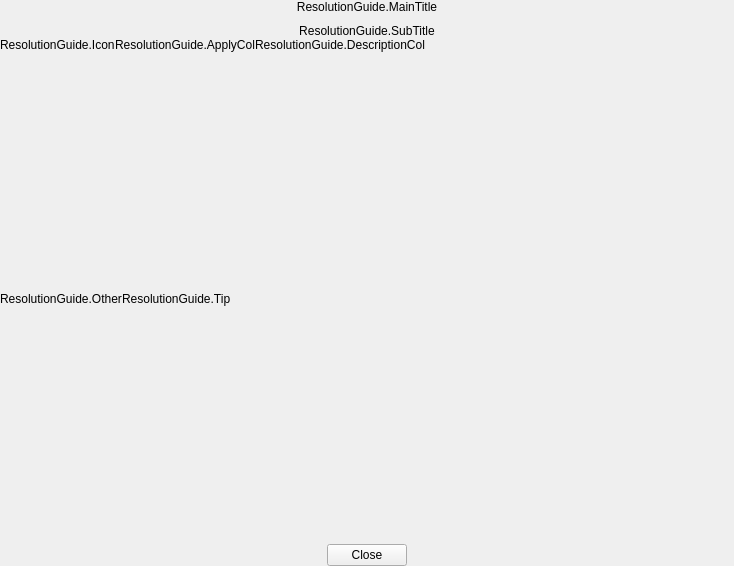
naver/prism-live-studio, file src/prism-live-studio/PRISMLiveStudio/prism-ui/ResolutionTips/ResolutionGuidePage.ui: the form before one commit.
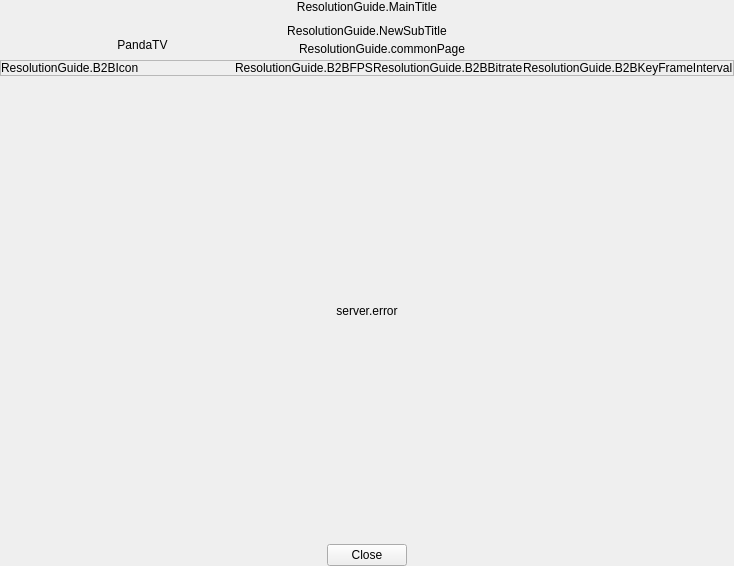
The form after the commit.

Patch:
```diff
--- a/src/prism-live-studio/PRISMLiveStudio/prism-ui/ResolutionTips/ResolutionGuidePage.ui
+++ b/src/prism-live-studio/PRISMLiveStudio/prism-ui/ResolutionTips/ResolutionGuidePage.ui
@@ -47,7 +47,7 @@
      <item>
       <widget class="QLabel" name="SubtitleLabel">
        <property name="text">
-        <string>ResolutionGuide.SubTitle</string>
+        <string>ResolutionGuide.NewSubTitle</string>
        </property>
        <property name="alignment">
         <set>Qt::AlignCenter</set>
@@ -56,6 +56,171 @@
      </item>
     </layout>
    </item>
+   <item>
+    <widget class="QFrame" name="TabFrame">
+     <property name="frameShape">
+      <enum>QFrame::NoFrame</enum>
+     </property>
+     <property name="frameShadow">
+      <enum>QFrame::Raised</enum>
+     </property>
+     <layout class="QHBoxLayout" name="horizontalLayout_5">
+      <property name="spacing">
+       <number>0</number>
+      </property>
+      <property name="leftMargin">
+       <number>30</number>
+      </property>
+      <property name="topMargin">
+       <number>0</number>
+      </property>
+      <property name="rightMargin">
+       <number>0</number>
+      </property>
+      <property name="bottomMargin">
+       <number>0</number>
+      </property>
+      <item>
+       <widget class="QPushButton" name="B2BTab">
+        <property name="minimumSize">
+         <size>
+          <width>0</width>
+          <height>0</height>
+         </size>
+        </property>
+        <property name="text">
+         <string/>
+        </property>
+        <property name="checkable">
+         <bool>true</bool>
+        </property>
+        <property name="autoExclusive">
+         <bool>true</bool>
+        </property>
+        <property name="flat">
+         <bool>true</bool>
+        </property>
+        <layout class="QHBoxLayout" name="horizontalLayout_8">
+         <property name="spacing">
+          <number>0</number>
+         </property>
+         <property name="leftMargin">
+          <number>0</number>
+         </property>
+         <property name="topMargin">
+          <number>0</number>
+         </property>
+         <property name="rightMargin">
+          <number>0</number>
+         </property>
+         <property name="bottomMargin">
+          <number>0</number>
+         </property>
+         <item>
+          <spacer name="horizontalSpacer_6">
+           <property name="orientation">
+            <enum>Qt::Horizontal</enum>
+           </property>
+           <property name="sizeHint" stdset="0">
+            <size>
+             <width>40</width>
+             <height>20</height>
+            </size>
+           </property>
+          </spacer>
+         </item>
+         <item>
+          <widget class="QLabel" name="B2BServerName">
+           <property name="sizePolicy">
+            <sizepolicy hsizetype="Preferred" vsizetype="Preferred">
+             <horstretch>0</horstretch>
+             <verstretch>0</verstretch>
+            </sizepolicy>
+           </property>
+           <property name="text">
+            <string>PandaTV</string>
+           </property>
+           <property name="alignment">
+            <set>Qt::AlignHCenter|Qt::AlignTop</set>
+           </property>
+          </widget>
+         </item>
+         <item>
+          <widget class="QPushButton" name="updateButton">
+           <property name="sizePolicy">
+            <sizepolicy hsizetype="Minimum" vsizetype="Fixed">
+             <horstretch>0</horstretch>
+             <verstretch>0</verstretch>
+            </sizepolicy>
+           </property>
+           <property name="toolTip">
+            <string>updat.B2B.Resolution</string>
+           </property>
+           <property name="text">
+            <string/>
+           </property>
+           <property name="checkable">
+            <bool>false</bool>
+           </property>
+           <property name="autoExclusive">
+            <bool>false</bool>
+           </property>
+           <property name="flat">
+            <bool>true</bool>
+           </property>
+          </widget>
+         </item>
+         <item>
+          <spacer name="horizontalSpacer_4">
+           <property name="orientation">
+            <enum>Qt::Horizontal</enum>
+           </property>
+           <property name="sizeHint" stdset="0">
+            <size>
+             <width>40</width>
+             <height>20</height>
+            </size>
+           </property>
+          </spacer>
+         </item>
+        </layout>
+       </widget>
+      </item>
+      <item alignment="Qt::AlignVCenter">
+       <widget class="QPushButton" name="otherTab">
+        <property name="text">
+         <string>ResolutionGuide.commonPage</string>
+        </property>
+        <property name="checkable">
+         <bool>true</bool>
+        </property>
+        <property name="autoExclusive">
+         <bool>true</bool>
+        </property>
+        <property name="flat">
+         <bool>true</bool>
+        </property>
+       </widget>
+      </item>
+      <item>
+       <spacer name="horizontalSpacer_5">
+        <property name="orientation">
+         <enum>Qt::Horizontal</enum>
+        </property>
+        <property name="sizeType">
+         <enum>QSizePolicy::Expanding</enum>
+        </property>
+        <property name="sizeHint" stdset="0">
+         <size>
+          <width>40</width>
+          <height>20</height>
+         </size>
+        </property>
+       </spacer>
+      </item>
+     </layout>
+    </widget>
+   </item>
    <item>
     <widget class="QFrame" name="ContentFrame">
      <property name="sizePolicy">
@@ -81,6 +246,183 @@
        <number>0</number>
       </property>
       <item>
+       <widget class="QStackedWidget" name="stackedWidget">
+        <property name="currentIndex">
+         <number>0</number>
+        </property>
+        <widget class="QWidget" name="B2BPage">
+         <layout class="QVBoxLayout" name="verticalLayout">
+          <property name="spacing">
+           <number>2</number>
+          </property>
+          <property name="leftMargin">
+           <number>0</number>
+          </property>
+          <property name="topMargin">
+           <number>0</number>
+          </property>
+          <property name="rightMargin">
+           <number>0</number>
+          </property>
+          <property name="bottomMargin">
+           <number>0</number>
+          </property>
+          <item>
+           <widget class="QFrame" name="B2BHeaderFrame">
+            <property name="frameShape">
+             <enum>QFrame::StyledPanel</enum>
+            </property>
+            <property name="frameShadow">
+             <enum>QFrame::Raised</enum>
+            </property>
+            <layout class="QHBoxLayout" name="horizontalLayout_7">
+             <property name="spacing">
+              <number>0</number>
+             </property>
+             <property name="leftMargin">
+              <number>0</number>
+             </property>
+             <property name="topMargin">
+              <number>0</number>
+             </property>
+             <property name="rightMargin">
+              <number>0</number>
+             </property>
+             <property name="bottomMargin">
+              <number>0</number>
+             </property>
+             <item>
+              <widget class="QLabel" name="B2BIcon">
+               <property name="text">
+                <string>ResolutionGuide.B2BIcon</string>
+               </property>
+               <property name="alignment">
+                <set>Qt::AlignLeading|Qt::AlignLeft|Qt::AlignVCenter</set>
+               </property>
+              </widget>
+             </item>
+             <item>
+              <widget class="QLabel" name="B2BTemplateName">
+               <property name="text">
+                <string/>
+               </property>
+              </widget>
+             </item>
+             <item>
+              <widget class="QLabel" name="B2BFPS">
+               <property name="text">
+                <string>ResolutionGuide.B2BFPS</string>
+               </property>
+              </widget>
+             </item>
+             <item>
+              <widget class="QLabel" name="B2BBitrate">
+               <property name="text">
+                <string>ResolutionGuide.B2BBitrate</string>
+               </property>
+              </widget>
+             </item>
+             <item>
+              <widget class="QLabel" name="B2BKeyFrameInterval">
+               <property name="sizePolicy">
+                <sizepolicy hsizetype="Preferred" vsizetype="Preferred">
+                 <horstretch>0</horstretch>
+                 <verstretch>0</verstretch>
+                </sizepolicy>
+               </property>
+               <property name="text">
+                <string>ResolutionGuide.B2BKeyFrameInterval</string>
+               </property>
+              </widget>
+             </item>
+            </layout>
+           </widget>
+          </item>
+          <item>
+           <widget class="QScrollArea" name="B2BScrollArea">
+            <property name="frameShape">
+             <enum>QFrame::NoFrame</enum>
+            </property>
+            <property name="horizontalScrollBarPolicy">
+             <enum>Qt::ScrollBarAlwaysOff</enum>
+            </property>
+            <property name="sizeAdjustPolicy">
+             <enum>QAbstractScrollArea::AdjustToContents</enum>
+            </property>
+            <property name="widgetResizable">
+             <bool>true</bool>
+            </property>
+            <widget class="QWidget" name="B2BscrollAreaWidget">
+             <property name="geometry">
+              <rect>
+               <x>0</x>
+               <y>0</y>
+               <width>734</width>
+               <height>454</height>
+              </rect>
+             </property>
+             <property name="sizePolicy">
+              <sizepolicy hsizetype="Preferred" vsizetype="Expanding">
+               <horstretch>0</horstretch>
+               <verstretch>0</verstretch>
+              </sizepolicy>
+             </property>
+             <layout class="QVBoxLayout" name="B2BScrollLayout">
+              <property name="spacing">
+               <number>2</number>
+              </property>
+              <property name="leftMargin">
+               <number>0</number>
+              </property>
+              <property name="topMargin">
+               <number>0</number>
+              </property>
+              <property name="rightMargin">
+               <number>0</number>
+              </property>
+              <property name="bottomMargin">
+               <number>0</number>
+              </property>
+              <item alignment="Qt::AlignHCenter|Qt::AlignVCenter">
+               <widget class="QLabel" name="errorLabel">
+                <property name="sizePolicy">
+                 <sizepolicy hsizetype="Preferred" vsizetype="Preferred">
+                  <horstretch>0</horstretch>
+                  <verstretch>0</verstretch>
+                 </sizepolicy>
+                </property>
+                <property name="text">
+                 <string>server.error</string>
+                </property>
+                <property name="alignment">
+                 <set>Qt::AlignCenter</set>
+                </property>
+               </widget>
+              </item>
+             </layout>
+            </widget>
+           </widget>
+          </item>
+         </layout>
+        </widget>
+        <widget class="QWidget" name="commonPage">
+         <layout class="QVBoxLayout" name="verticalLayout_5">
+          <property name="spacing">
+           <number>2</number>
+          </property>
+          <property name="leftMargin">
+           <number>0</number>
+          </property>
+          <property name="topMargin">
+           <number>0</number>
+          </property>
+          <property name="rightMargin">
+           <number>0</number>
+          </property>
+          <property name="bottomMargin">
+           <number>0</number>
+          </property>
+          <item>
        <widget class="QFrame" name="HeaderFrame">
         <layout class="QHBoxLayout" name="horizontalLayout">
          <property name="spacing">
@@ -181,7 +523,7 @@
            <x>0</x>
            <y>0</y>
            <width>734</width>
-           <height>479</height>
+               <height>456</height>
           </rect>
          </property>
          <property name="sizePolicy">
@@ -276,6 +618,10 @@
               </spacer>
              </item>
             </layout>
+               </widget>
+              </item>
+             </layout>
+            </widget>
            </widget>
           </item>
          </layout>
```
Lines whose indentation alone changed are shown as unchanged.
